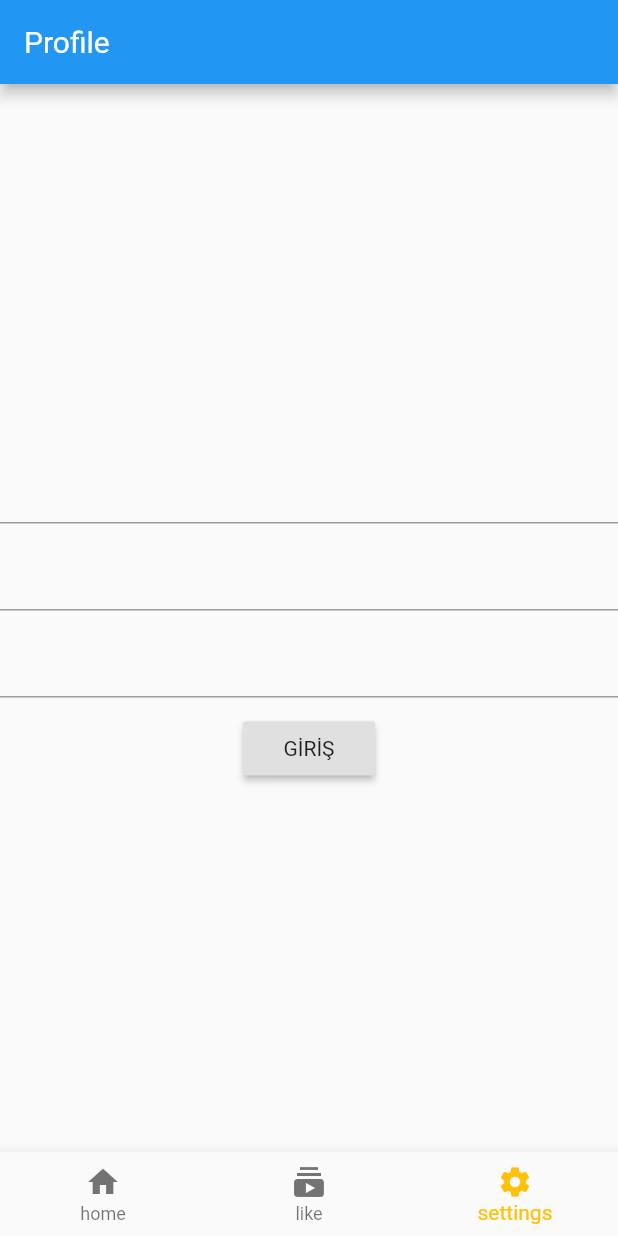
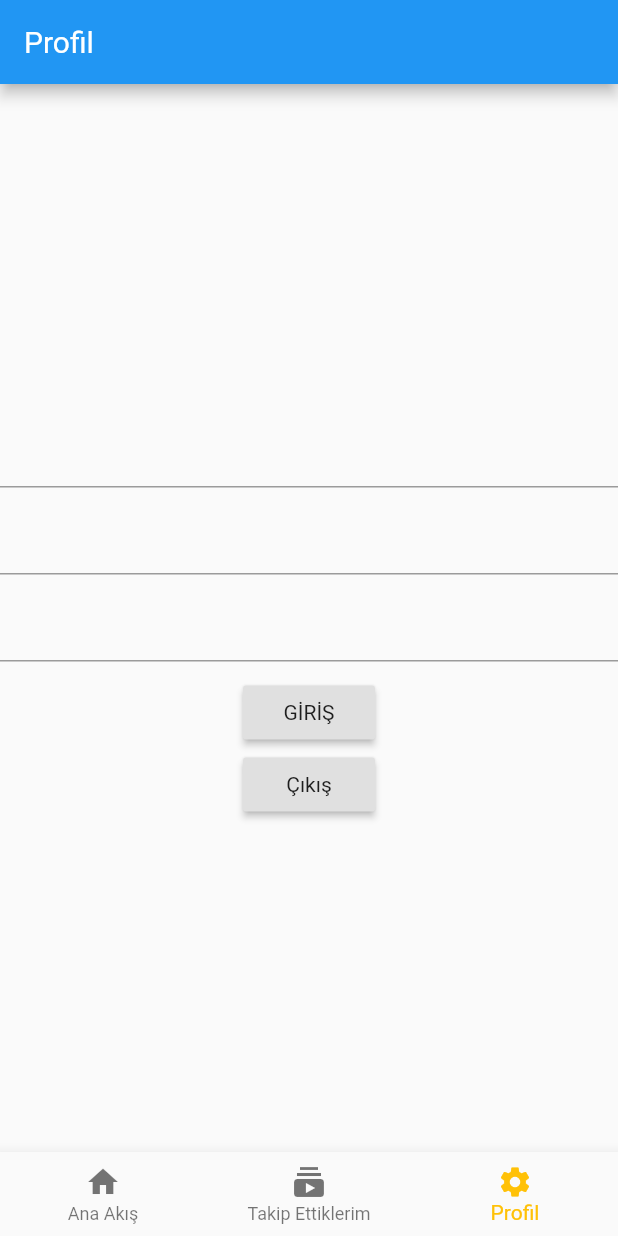
Before and after one commit to sgtdali/belediyeler, a Flutter app: the screen it shows once a user with an empty profile is signed in, item 3 of the bottom bar chosen, on a phone screen of 412 x 824 dp. Run offline on Flutter 3.47's test engine with Material 2 defaults, Android fonts, the phone set to English and light mode, and no system bars; our stand-ins replace animated_text_kit, cloud_firestore, firebase_auth, firebase_database, flutter_spinkit; accounts and stored records are empty.

Commit message:
18.07.2020 tv

```diff
--- a/belediyeler/lib/HomePage/mainpage.dart
+++ b/belediyeler/lib/HomePage/mainpage.dart
@@ -35,16 +35,15 @@ class _homepageState extends State<homepage> {
   }
 
   int _selectedIndex = 0;
-  String _title = "Home";
+  String _title = 'Ana Akış';
 
   static const TextStyle optionStyle =
       TextStyle(fontSize: 30, fontWeight: FontWeight.bold);
   final List<Widget> _widgetoptions = [
+    News(),
     HomePage(),
-    News(),
     userList(),
   ];
-
 
   void _onItemTapped(int index) {
     setState(() {
@@ -52,22 +51,22 @@ class _homepageState extends State<homepage> {
       switch (index) {
         case 0:
           {
-            _title = 'Home';
+            _title = 'Ana Akış';
           }
           break;
         case 1:
           {
-            _title = 'Likes';
+            _title = 'Takip Ettiklerim';
           }
           break;
         case 2:
           {
-            _title = 'Profile';
+            _title = 'Profil';
           }
           break;
       }
       if (_title == null) {
-        _title = "home";
+        _title = 'Ana Akış';
       }
     });
   }
@@ -91,15 +90,15 @@ class _homepageState extends State<homepage> {
           items: const <BottomNavigationBarItem>[
             BottomNavigationBarItem(
               icon: Icon(Icons.home),
-              title: Text('home'),
+              title: Text('Ana Akış'),
             ),
             BottomNavigationBarItem(
               icon: Icon(Icons.subscriptions),
-              title: Text('like'),
+              title: Text('Takip Ettiklerim'),
             ),
             BottomNavigationBarItem(
               icon: Icon(Icons.settings),
-              title: Text('settings'),
+              title: Text('Profil'),
             ),
           ],
           currentIndex: _selectedIndex,
--- a/belediyeler/lib/firebase/userinfo.dart
+++ b/belediyeler/lib/firebase/userinfo.dart
@@ -6,6 +6,7 @@ import 'package:flutter/material.dart';
 import 'package:provider/provider.dart';
 
 import '../chooser.dart';
+import 'authentication.dart';
 
 class userList extends StatefulWidget {
   @override
@@ -17,6 +18,7 @@ class _userListState extends State<userList> {
   String aaa;
   String bbb;
   String ccc;
+  static AuthService _authService = AuthService();
 
   @override
   Widget build(BuildContext context) {
@@ -80,14 +82,20 @@ class _userListState extends State<userList> {
                           DatabaseService _databaseService =
                               new DatabaseService(uid: user.uid);
                           dynamic result = await _databaseService
-                              .updateUserData(aaa, bbb, ccc);
+                              .update2UserData(aaa, bbb, ccc);
                           Navigator.of(context).pushReplacement(
                               new MaterialPageRoute(
                                   builder: (BuildContext context) =>
                                       Chooser()));
                         },
                         child: Text('GİRİŞ'),
-                      )
+                      ),
+                      RaisedButton(
+                        onPressed: () async {
+                          dynamic result = await _authService.signOut();
+                        },
+                        child: Text('Çıkış'),
+                      ),
                     ],
                   ),
                 ),
```
Also changed, not shown: belediyeler/lib/auth/login.dart (+6 -7 lines), belediyeler/lib/firebase/firebase.dart (+15 -0 lines).
